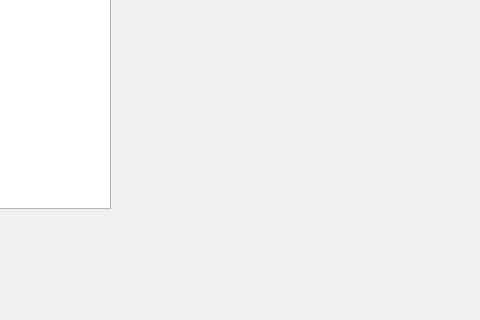
This is UI/sales_view_by_id.ui in nilay1221/Inventory_Management as Qt 5 draws it before an edit; both pictures show x 680 to 1160 and y 482 to 802 of the 1310 by 802 pixel window. The edited form follows.
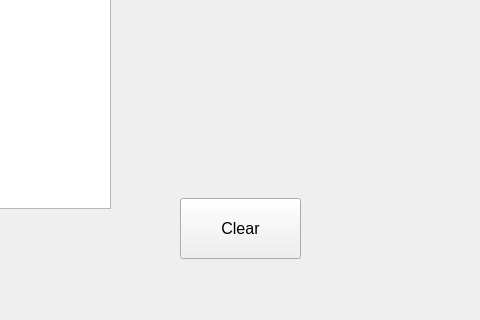
This is the edited form.

Commit message: clear button added in ui files

Diff of the .ui file:
```diff
--- a/UI/sales_view_by_id.ui
+++ b/UI/sales_view_by_id.ui
@@ -388,6 +388,19 @@
      </font>
     </property>
    </widget>
+   <widget class="QPushButton" name="sales_view_by_id_clear">
+    <property name="geometry">
+     <rect>
+      <x>860</x>
+      <y>680</y>
+      <width>121</width>
+      <height>61</height>
+     </rect>
+    </property>
+    <property name="text">
+     <string>Clear</string>
+    </property>
+   </widget>
   </widget>
   <widget class="QMenuBar" name="menubar">
    <property name="geometry">
```
The commit also changes 21 other files.
